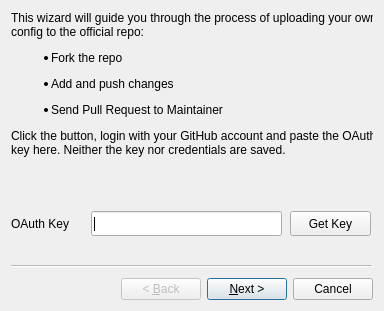
Audio4Linux/Viper4Linux-GUI, file uploadwizard.ui: the form before one commit.
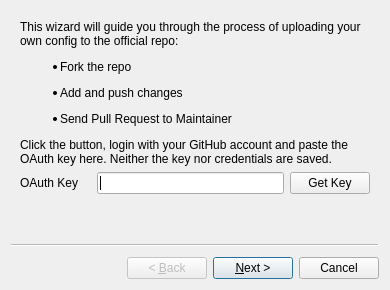
The form after the commit. Icons and pictures are not drawn.

Commit message: Uploadwizard resizable/flexible

What changed in the file:
```diff
--- a/uploadwizard.ui
+++ b/uploadwizard.ui
@@ -6,10 +6,16 @@
    <rect>
     <x>0</x>
     <y>0</y>
-    <width>384</width>
-    <height>311</height>
+    <width>390</width>
+    <height>290</height>
    </rect>
   </property>
+  <property name="minimumSize">
+   <size>
+    <width>390</width>
+    <height>290</height>
+   </size>
+  </property>
   <property name="windowTitle">
    <string>Wizard</string>
   </property>
@@ -24,15 +30,9 @@
    <enum>QWizard::ClassicStyle</enum>
   </property>
   <widget class="QWizardPage" name="oauth">
+   <layout class="QVBoxLayout" name="verticalLayout">
+    <item>
    <widget class="QLabel" name="explaination">
-    <property name="geometry">
-     <rect>
-      <x>0</x>
-      <y>0</y>
-      <width>371</width>
-      <height>171</height>
-     </rect>
-    </property>
     <property name="text">
      <string>&lt;html&gt;&lt;head/&gt;&lt;body&gt;&lt;p&gt;This wizard will guide you through the process of uploading your own config to the official repo:&lt;/p&gt;&lt;ul style=&quot;margin-top: 0px; margin-bottom: 0px; margin-left: 0px; margin-right: 0px; -qt-list-indent: 1;&quot;&gt;&lt;li style=&quot; margin-top:12px; margin-bottom:12px; margin-left:0px; margin-right:0px; -qt-block-indent:0; text-indent:0px;&quot;&gt;Fork the repo&lt;/li&gt;&lt;li style=&quot; margin-top:12px; margin-bottom:12px; margin-left:0px; margin-right:0px; -qt-block-indent:0; text-indent:0px;&quot;&gt;Add and push changes&lt;/li&gt;&lt;li style=&quot; margin-top:12px; margin-bottom:12px; margin-left:0px; margin-right:0px; -qt-block-indent:0; text-indent:0px;&quot;&gt;Send Pull Request to Maintainer&lt;/li&gt;&lt;/ul&gt;&lt;p&gt;Click the button, login with your GitHub account and paste the OAuth key here. Neither the key nor credentials are saved.&lt;/p&gt;&lt;/body&gt;&lt;/html&gt;</string>
     </property>
@@ -46,45 +46,65 @@
      <bool>true</bool>
     </property>
    </widget>
-   <widget class="QLineEdit" name="oauth_key">
-    <property name="geometry">
-     <rect>
-      <x>80</x>
-      <y>200</y>
-      <width>191</width>
-      <height>25</height>
-     </rect>
-    </property>
-    <property name="text">
-     <string/>
-    </property>
-   </widget>
+    </item>
+    <item>
+     <layout class="QHBoxLayout" name="horizontalLayout_2" stretch="0,0,0,0">
+      <property name="bottomMargin">
+       <number>0</number>
+      </property>
+      <item>
    <widget class="QLabel" name="oauth_label">
-    <property name="geometry">
-     <rect>
-      <x>0</x>
-      <y>204</y>
-      <width>71</width>
-      <height>17</height>
-     </rect>
-    </property>
     <property name="text">
      <string>OAuth Key</string>
     </property>
    </widget>
+      </item>
+      <item>
+       <spacer name="horizontalSpacer">
+        <property name="orientation">
+         <enum>Qt::Horizontal</enum>
+        </property>
+        <property name="sizeType">
+         <enum>QSizePolicy::Fixed</enum>
+        </property>
+        <property name="sizeHint" stdset="0">
+         <size>
+          <width>13</width>
+          <height>20</height>
+         </size>
+        </property>
+       </spacer>
+      </item>
+      <item>
+       <widget class="QLineEdit" name="oauth_key">
+        <property name="text">
+         <string/>
+        </property>
+       </widget>
+      </item>
+      <item>
    <widget class="QPushButton" name="getkey">
-    <property name="geometry">
-     <rect>
-      <x>279</x>
-      <y>200</y>
-      <width>81</width>
-      <height>25</height>
-     </rect>
-    </property>
     <property name="text">
      <string>Get Key</string>
     </property>
    </widget>
+      </item>
+     </layout>
+    </item>
+    <item>
+     <spacer name="verticalSpacer">
+      <property name="orientation">
+       <enum>Qt::Vertical</enum>
+      </property>
+      <property name="sizeHint" stdset="0">
+       <size>
+        <width>20</width>
+        <height>40</height>
+       </size>
+      </property>
+     </spacer>
+    </item>
+   </layout>
   </widget>
   <widget class="QWizardPage" name="details">
    <widget class="QLabel" name="selconfig_label">
```
Left out of the diff: 492 changed lines with no effect on the pictures. Lines whose indentation alone changed are shown as unchanged.
